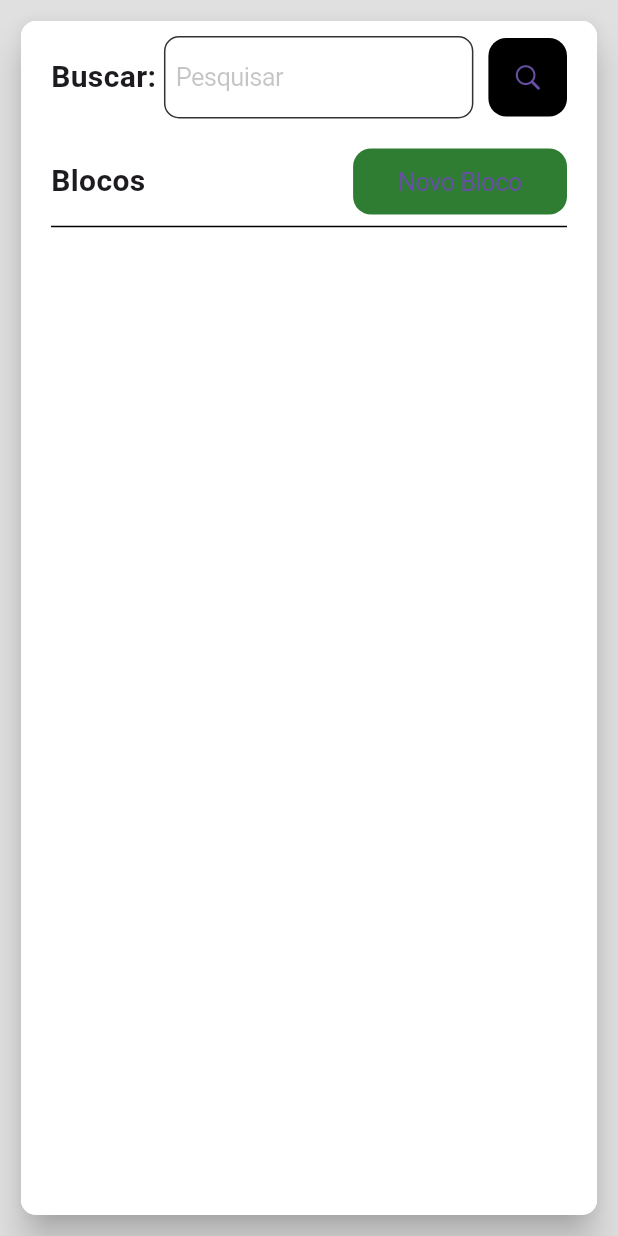
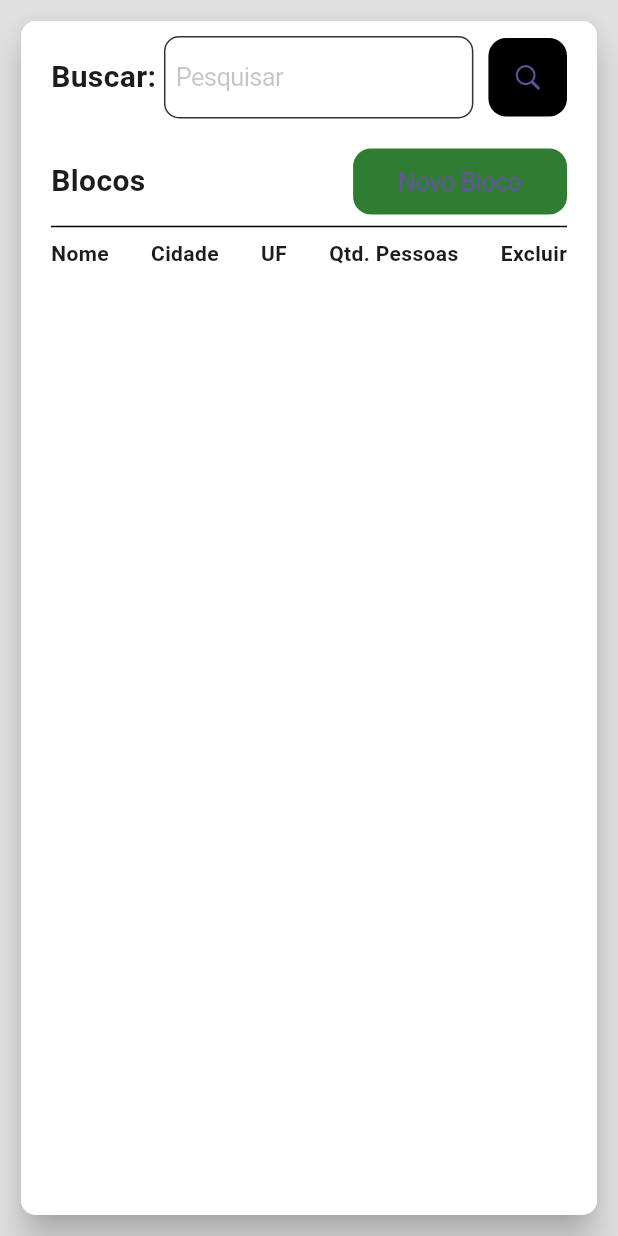
Before and after one commit to AlarconPedro/painel_ccmz, a Flutter app: the Bloco widget shown alone on an empty page, opened directly, on a phone screen of 412 x 824 dp. Run offline on Flutter 3.47's test engine with Material 3 defaults, Android fonts, the phone set to English and light mode, and no system bars; our stand-ins replace easy_sidemenu; network calls fail.

Commit message:
Criado model bloco - 2023.12.5.2

```diff
--- a/lib/data/data.dart
+++ b/lib/data/data.dart
@@ -5,3 +5,4 @@ export 'api/api_comunidade.dart';
 
 export 'models/pessoa_model.dart';
 export 'models/comunidade_model.dart';
+export 'models/bloco_model.dart';
--- /dev/null
+++ b/lib/data/models/bloco_model.dart
@@ -0,0 +1,28 @@
+class BlocoModel {
+  int bloCodigo;
+  String bloNome;
+  int qtdQuartos;
+  int qtdLivres;
+  int qtdOcupados;
+
+  BlocoModel({
+    required this.bloCodigo,
+    required this.bloNome,
+    required this.qtdQuartos,
+    required this.qtdLivres,
+    required this.qtdOcupados,
+  });
+
+  factory BlocoModel.fromJson(Map<String, dynamic> json) => BlocoModel(
+        bloCodigo: json["bloCodigo"],
+        bloNome: json["bloNome"],
+        qtdQuartos: json["qtdQuartos"],
+        qtdLivres: json["qtdLivres"],
+        qtdOcupados: json["qtdOcupados"],
+      );
+
+  Map<String, dynamic> toJson() => {
+        "bloCodigo": bloCodigo,
+        "bloNome": bloNome,
+      };
+}
--- a/lib/estrutura/page_control.dart
+++ b/lib/estrutura/page_control.dart
@@ -25,9 +25,9 @@ class _PageControlState extends State<PageControl> {
         // Container(
         //   color: CupertinoColors.systemBlue,
         // ),
-        // Container(
-        //   color: CupertinoColors.systemGreen,
-        // ),
+        Container(
+          color: CupertinoColors.systemGreen,
+        ),
         Container(
           color: CupertinoColors.systemYellow,
         ),
--- a/lib/pages/bloco/bloco.dart
+++ b/lib/pages/bloco/bloco.dart
@@ -1,5 +1,8 @@
 import 'package:flutter/cupertino.dart';
 import 'package:painel_ccmz/pages/pages.dart';
+import 'package:painel_ccmz/widgets/widgets.dart';
+
+import '../../data/data.dart';
 
 class Bloco extends StatefulWidget {
   const Bloco({super.key});
@@ -9,6 +12,10 @@ class Bloco extends StatefulWidget {
 }
 
 class _BlocoState extends State<Bloco> {
+  bool carregando = false;
+
+  List<BlocoModel> blocos = [];
+
   @override
   Widget build(BuildContext context) {
     return Esqueleto(
@@ -16,15 +23,48 @@ class _BlocoState extends State<Bloco> {
       tituloPagina: "Blocos",
       abrirTelaCadastro: () {},
       corpo: [
-        Container(
-          color: CupertinoColors.systemBlue,
+        const Padding(
+          padding: EdgeInsets.symmetric(horizontal: 20),
+          child: Row(
+            children: [
+              Text("Nome", style: TextStyle(fontWeight: FontWeight.bold)),
+              Spacer(),
+              Text("Cidade", style: TextStyle(fontWeight: FontWeight.bold)),
+              Spacer(),
+              Text("UF", style: TextStyle(fontWeight: FontWeight.bold)),
+              Spacer(),
+              Text("Qtd. Pessoas",
+                  style: TextStyle(fontWeight: FontWeight.bold)),
+              Spacer(),
+              Text("Excluir", style: TextStyle(fontWeight: FontWeight.bold)),
+            ],
+          ),
         ),
-        Container(
-          color: CupertinoColors.systemGreen,
-        ),
-        Container(
-          color: CupertinoColors.systemYellow,
-        ),
+        const SizedBox(height: 10),
+        carregando
+            ? const Expanded(child: Center(child: CarregamentoIOS()))
+            : Expanded(
+                child: Padding(
+                  padding: const EdgeInsets.symmetric(horizontal: 10),
+                  child: ListView.builder(
+                    itemCount: blocos.length,
+                    itemBuilder: (context, index) {
+                      return MouseRegion(
+                        cursor: SystemMouseCursors.click,
+                        child: GestureDetector(
+                          onTap: () {},
+                          child: CardComunidade(
+                            comunidade: blocos[index],
+                            excluir: () {
+                              deleteComunidade(blocos[index].bloCodigo);
+                            },
+                          ),
+                        ),
+                      );
+                    },
+                  ),
+                ),
+              ),
       ],
     );
   }
```
